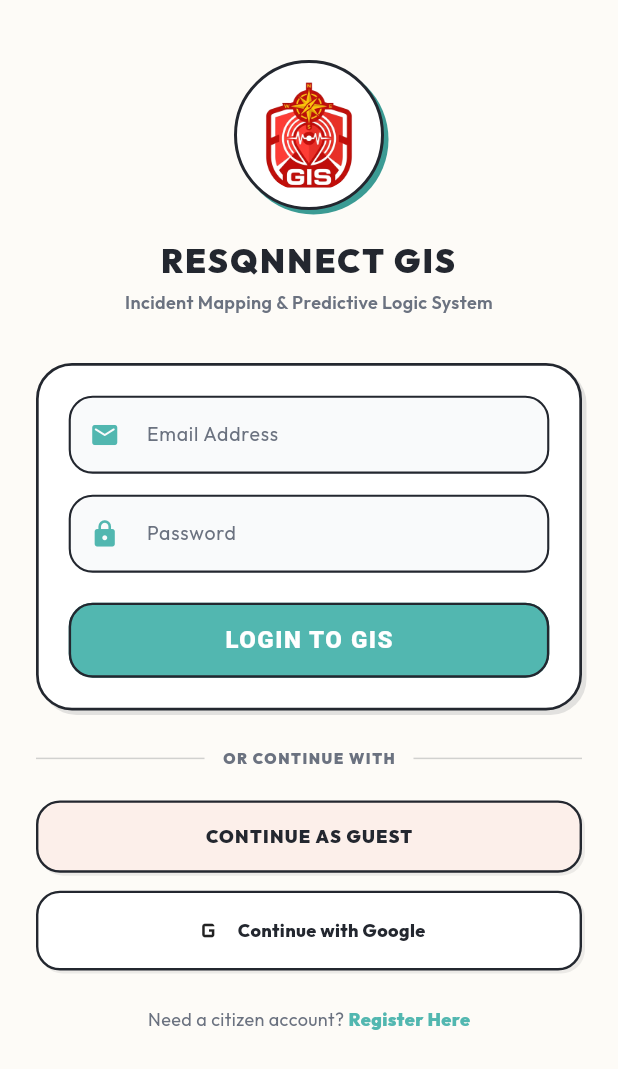
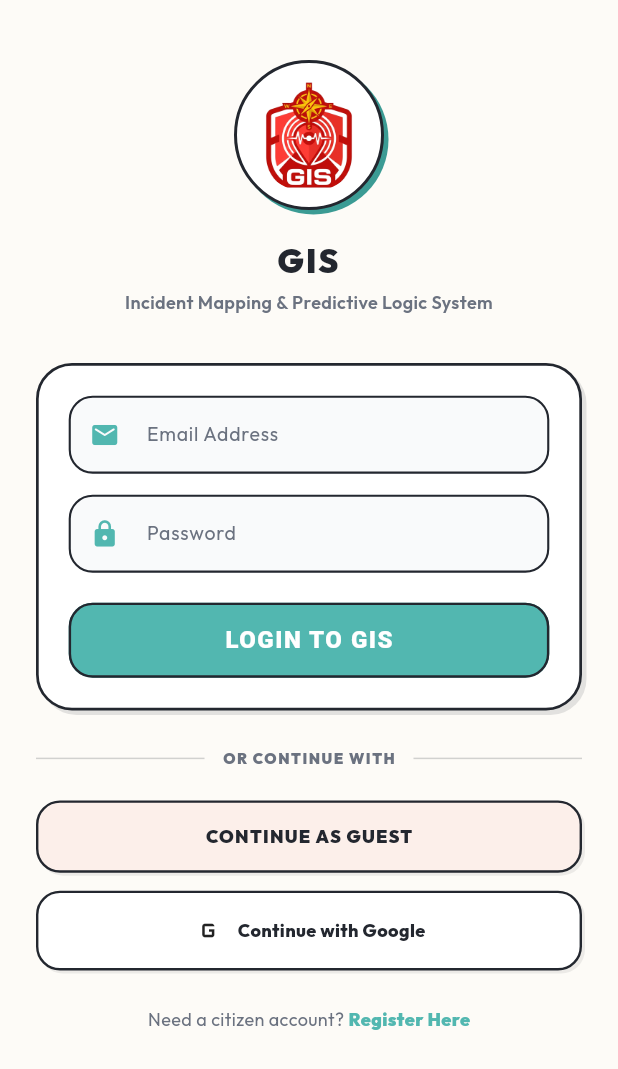
Before and after one commit to Tristan28-web/ResQnnect, a Flutter app: the screen it shows after launch, after a tap on "SKIP", on a phone screen of 412 x 824 dp. Shown: the top 1069 px of the screen. Run offline on Flutter 3.47's test engine with Material 3 defaults, Android fonts, the phone set to English and light mode, and no system bars; our stand-ins replace cloud_firestore, firebase_auth, firebase_core, geolocator, google_fonts, google_maps_flutter and 5 more; missing offline and left inert: torch_light; accounts and stored records are empty; network calls fail.

Commit message:
style(branding): remove all ResQnnect text branding in favor of GIS only

```diff
--- a/lib/screens/login_screen.dart
+++ b/lib/screens/login_screen.dart
@@ -222,7 +222,7 @@ class _LoginScreenState extends State<LoginScreen> {
 
               const SizedBox(height: 18),
               Text(
-                'RESQNNECT GIS',
+                'GIS',
                 style: TextStyle(
                   fontSize: 22,
                   fontWeight: FontWeight.w900,
--- a/lib/screens/onboarding_screen.dart
+++ b/lib/screens/onboarding_screen.dart
@@ -79,7 +79,7 @@ class _OnboardingScreenState extends State<OnboardingScreen> {
                         ),
                         const SizedBox(width: 6),
                         Text(
-                          'RESQNNECT GIS',
+                          'GIS',
                           style: TextStyle(
                             color: isDark ? Colors.white : AppColors.retroDarkBorder,
                             fontSize: 10,
@@ -196,7 +196,7 @@ class _OnboardingScreenState extends State<OnboardingScreen> {
                 ),
                 const SizedBox(height: 18),
                 Text(
-                  'ResQnnect GIS',
+                  'GIS',
                   style: TextStyle(
                     color: isDark ? Colors.white : AppColors.retroDarkBorder,
                     fontSize: 24,
--- a/lib/screens/profile_screen.dart
+++ b/lib/screens/profile_screen.dart
@@ -364,7 +364,7 @@ class ProfileScreen extends StatelessWidget {
               style: TextStyle(fontWeight: FontWeight.w900, color: AppColors.retroDarkBorder),
             ),
             content: Text(
-              'Are you sure you want to log out of ResQnnect GIS?',
+              'Are you sure you want to log out of GIS?',
               style: TextStyle(color: isDark ? Colors.white70 : Colors.black87, fontSize: 13),
             ),
             actions: [
--- a/lib/services/gemini_ai_service.dart
+++ b/lib/services/gemini_ai_service.dart
@@ -188,7 +188,7 @@ class GeminiAIService {
             .join('; ');
 
     return '''
-You are the GIS Disaster Predictive Intelligence AI for $currentLocation, Philippines (ResQnnect Emergency Command).
+You are the GIS Disaster Predictive Intelligence AI for $currentLocation, Philippines (GIS Emergency Command).
 Analyze the ground conditions and return predictive hazard forecasts for $currentLocation and its local operational sectors.
 
 CURRENT GROUND TELEMETRY:
--- a/lib/services/location_service.dart
+++ b/lib/services/location_service.dart
@@ -114,7 +114,7 @@ class LocationService extends ChangeNotifier {
       );
       final response = await http.get(
         uri,
-        headers: {'User-Agent': 'ResQnnect-GIS/1.0'},
+        headers: {'User-Agent': 'GIS-App/1.0'},
       ).timeout(const Duration(seconds: 3));
       if (response.statusCode == 200) {
         final data = jsonDecode(response.body) as Map<String, dynamic>;
```
